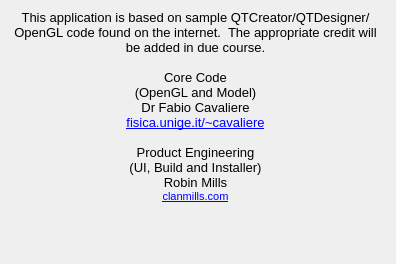
Qt form QtSee/about.ui (nagyistoce/cocoatutorials) before a commit.
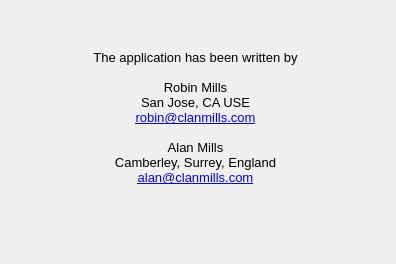
The same form after that commit. Icons and pictures are not drawn.

Commit message: QtSee: Added a webpage template for displaying photos.  Updated About box.

Patch:
```diff
--- a/QtSee/about.ui
+++ b/QtSee/about.ui
@@ -42,9 +42,9 @@
    <property name="geometry">
     <rect>
      <x>10</x>
-     <y>10</y>
+     <y>50</y>
      <width>371</width>
-     <height>251</height>
+     <height>164</height>
     </rect>
    </property>
    <property name="text">
@@ -52,11 +52,11 @@
 &lt;html&gt;&lt;head&gt;&lt;meta name=&quot;qrichtext&quot; content=&quot;1&quot; /&gt;&lt;style type=&quot;text/css&quot;&gt;
 p, li { white-space: pre-wrap; }
 &lt;/style&gt;&lt;/head&gt;&lt;body style=&quot; font-family:'MS Shell Dlg 2'; font-size:8.25pt; font-weight:400; font-style:normal;&quot;&gt;
-&lt;p align=&quot;center&quot; style=&quot; margin-top:0px; margin-bottom:0px; margin-left:0px; margin-right:0px; -qt-block-indent:0; text-indent:0px;&quot;&gt;&lt;span style=&quot; font-family:'Sans'; font-size:10pt;&quot;&gt;This application is based on sample QTCreator/QTDesigner/OpenGL code found on the internet.  The appropriate credit will be added in due course.&lt;/span&gt;&lt;/p&gt;
+&lt;p align=&quot;center&quot; style=&quot; margin-top:0px; margin-bottom:0px; margin-left:0px; margin-right:0px; -qt-block-indent:0; text-indent:0px;&quot;&gt;&lt;span style=&quot; font-family:'Sans'; font-size:10pt;&quot;&gt;The application has been written by&lt;/span&gt;&lt;/p&gt;
 &lt;p align=&quot;justify&quot; style=&quot;-qt-paragraph-type:empty; margin-top:0px; margin-bottom:0px; margin-left:0px; margin-right:0px; -qt-block-indent:0; text-indent:0px; font-family:'Sans'; font-size:10pt;&quot;&gt;&lt;/p&gt;
-&lt;p align=&quot;center&quot; style=&quot; margin-top:0px; margin-bottom:0px; margin-left:0px; margin-right:0px; -qt-block-indent:0; text-indent:0px;&quot;&gt;&lt;span style=&quot; font-family:'Sans'; font-size:10pt;&quot;&gt;Core Code&lt;br /&gt;(OpenGL and Model)&lt;br /&gt;Dr Fabio Cavaliere&lt;br /&gt;&lt;/span&gt;&lt;a href=&quot;http://www.fisica.unige.it/~cavaliere&quot;&gt;&lt;span style=&quot; font-family:'Sans'; font-size:10pt; text-decoration: underline; color:#0000ff;&quot;&gt;fisica.unige.it/~cavaliere&lt;/span&gt;&lt;/a&gt;&lt;/p&gt;
+&lt;p align=&quot;center&quot; style=&quot; margin-top:0px; margin-bottom:0px; margin-left:0px; margin-right:0px; -qt-block-indent:0; text-indent:0px;&quot;&gt;&lt;span style=&quot; font-family:'Sans'; font-size:10pt;&quot;&gt;Robin Mills&lt;br /&gt;San Jose, CA USE&lt;br /&gt;&lt;/span&gt;&lt;a href=&quot;http://www.fisica.unige.it/~cavaliere&quot;&gt;&lt;span style=&quot; font-family:'Sans'; font-size:10pt; text-decoration: underline; color:#0000ff;&quot;&gt;robin@clanmills.com&lt;/span&gt;&lt;/a&gt;&lt;/p&gt;
 &lt;p align=&quot;center&quot; style=&quot;-qt-paragraph-type:empty; margin-top:0px; margin-bottom:0px; margin-left:0px; margin-right:0px; -qt-block-indent:0; text-indent:0px; font-family:'Sans'; font-size:10pt; text-decoration: underline; color:#0000ff;&quot;&gt;&lt;/p&gt;
-&lt;p align=&quot;center&quot; style=&quot; margin-top:0px; margin-bottom:0px; margin-left:0px; margin-right:0px; -qt-block-indent:0; text-indent:0px;&quot;&gt;&lt;span style=&quot; font-family:'Sans'; font-size:10pt;&quot;&gt;Product Engineering&lt;br /&gt;(UI, Build and Installer)&lt;br /&gt;Robin Mills&lt;br /&gt;&lt;/span&gt;&lt;a href=&quot;http://clanmills.com&quot;&gt;&lt;span style=&quot; font-family:'Sans'; font-size:8pt; text-decoration: underline; color:#0000ff;&quot;&gt;clanmills.com&lt;/span&gt;&lt;/a&gt;&lt;/p&gt;&lt;/body&gt;&lt;/html&gt;</string>
+&lt;p align=&quot;center&quot; style=&quot; margin-top:0px; margin-bottom:0px; margin-left:0px; margin-right:0px; -qt-block-indent:0; text-indent:0px;&quot;&gt;&lt;span style=&quot; font-family:'Sans'; font-size:10pt;&quot;&gt;Alan Mills&lt;br /&gt;Camberley, Surrey, England&lt;br /&gt;&lt;/span&gt;&lt;a href=&quot;http://www.fisica.unige.it/~cavaliere&quot;&gt;&lt;span style=&quot; font-family:'Sans'; font-size:10pt; text-decoration: underline; color:#0000ff;&quot;&gt;alan@clanmills.com&lt;/span&gt;&lt;/a&gt;&lt;/p&gt;&lt;/body&gt;&lt;/html&gt;</string>
    </property>
    <property name="alignment">
     <set>Qt::AlignLeading|Qt::AlignLeft|Qt::AlignTop</set>
```
Left out of the diff: 6 changed lines with no effect on the pictures. The commit also changes 5 other files.
